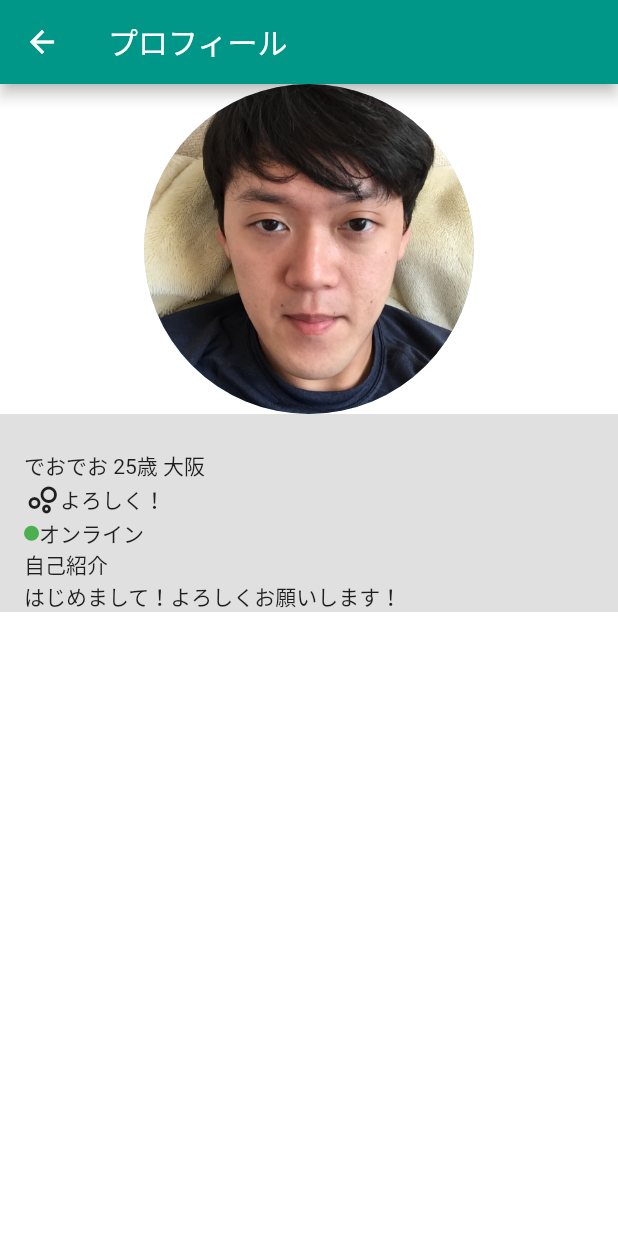
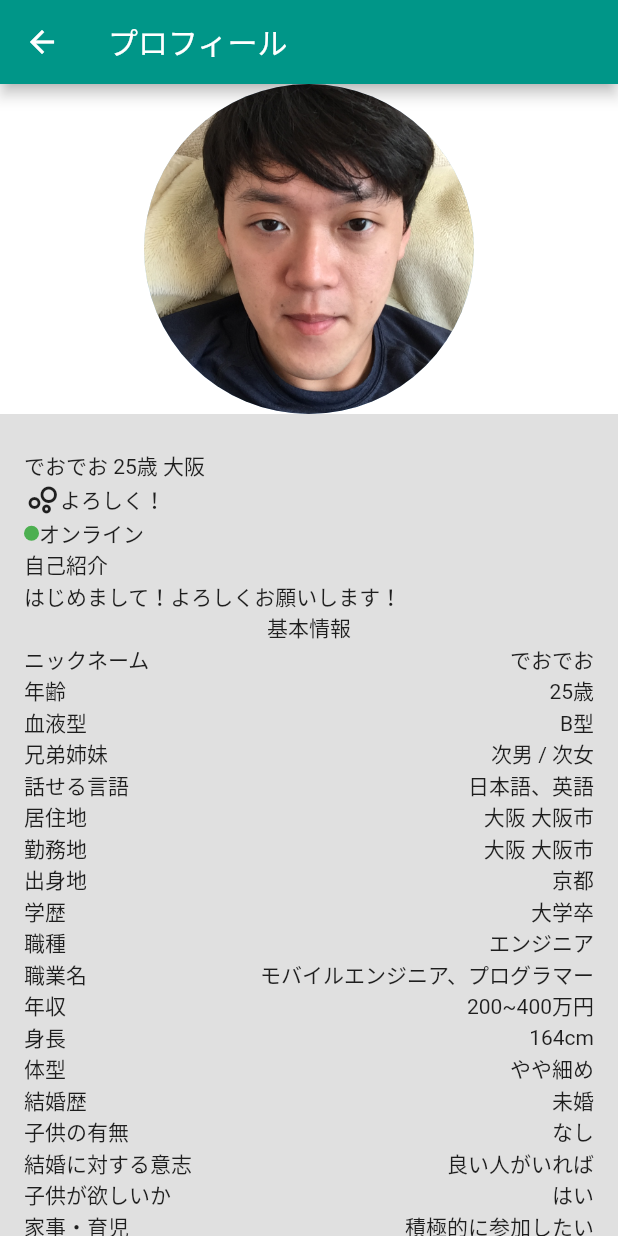
Before and after one commit to hideokawahara/diary_app, a Flutter app: the MyProfileScreen screen opened directly, on a phone screen of 412 x 824 dp. Run offline on Flutter 3.47's test engine with Material 2 defaults, Android fonts, the phone set to English and light mode, and no system bars.

Commit message:
feat: 基本情報作成

```diff
--- a/lib/screens/my_profile_screen.dart
+++ b/lib/screens/my_profile_screen.dart
@@ -20,10 +20,40 @@ class MyProfileScreen extends StatelessWidget {
 }
 
 class MyProfileScreenBody extends StatelessWidget {
+  final Map<String, String> userInfo = {
+    'ニックネーム': 'でおでお',
+    '年齢': '25歳',
+    '血液型': 'B型',
+    '兄弟姉妹': '次男 / 次女',
+    '話せる言語': '日本語、英語',
+    '居住地': '大阪 大阪市',
+    '勤務地': '大阪 大阪市',
+    '出身地': '京都',
+    '学歴': '大学卒',
+    '職種': 'エンジニア',
+    '職業名': 'モバイルエンジニア、プログラマー',
+    '年収': '200~400万円',
+    '身長': '164cm',
+    '体型': 'やや細め',
+    '結婚歴': '未婚',
+    '子供の有無': 'なし',
+    '結婚に対する意志': '良い人がいれば',
+    '子供が欲しいか': 'はい',
+    '家事・育児': '積極的に参加したい',
+    '出会うまでの希望': '気が合えば会いたい',
+    '初回デート費用': '男性が多めに払う',
+    '同居人': '一人暮らし',
+    '休日': '土日',
+    'お酒': '飲む',
+    'タバコ': '吸わない',
+    'Facebook 友達数': '150人以上'
+  };
+
   @override
   Widget build(BuildContext context) {
     return Container(
       width: double.infinity,
+      child: SingleChildScrollView(
         child: Column(
           children: <Widget>[
             Container(
@@ -94,11 +124,34 @@ class MyProfileScreenBody extends StatelessWidget {
                       ],
                     ),
                   ),
+                  Container(
+                    child: Column(
+                      children: <Widget>[
+                        Text('基本情報'),
+                        ...userInfo.entries.map(
+                          (item) {
+                            return Row(
+                              mainAxisAlignment: MainAxisAlignment.spaceBetween,
+                              children: <Widget>[
+                                Text(
+                                  item.key,
+                                ),
+                                Text(
+                                  item.value,
+                                ),
+                              ],
+                            );
+                          },
+                        ),
                       ],
                     ),
                   ),
                 ],
               ),
+            ),
+          ],
+        ),
+      ),
     );
   }
 }
```
Lines whose indentation alone changed are shown as unchanged.
